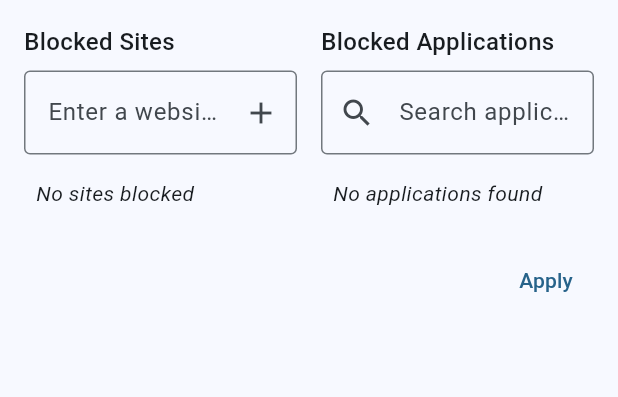
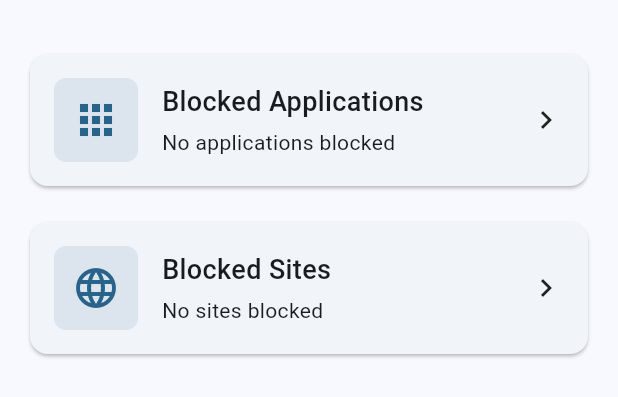
Before and after one commit to feznyng/Routine, a Flutter app: the BlockListPage widget shown alone on an empty page, opened directly with empty values, on a phone screen of 412 x 824 dp. Shown: the top 397 px of the screen. Run offline on Flutter 3.47's test engine with Material 3 defaults, Android fonts, the phone set to English and light mode, and no system bars; our stand-ins replace package_info_plus; missing offline and left inert: cron, launch_at_startup, tray_manager, window_manager; statements that could not run were skipped.

Commit message:
move blocks into separate dialogs

```diff
--- a/lib/widgets/block_list_page.dart
+++ b/lib/widgets/block_list_page.dart
@@ -1,6 +1,6 @@
 import 'package:flutter/material.dart';
-import 'dart:io';
-import 'package:path/path.dart' as path;
+import 'block_apps_dialog.dart';
+import 'block_sites_dialog.dart';
 
 class BlockListPage extends StatefulWidget {
   final List<String> selectedApps;
@@ -21,68 +21,40 @@ class BlockListPage extends StatefulWidget {
 class _BlockListPageState extends State<BlockListPage> {
   late List<String> _selectedApps;
   late List<String> _selectedSites;
-  final TextEditingController _siteController = TextEditingController();
-  List<String> _availableApps = [];
-  bool _isLoadingApps = true;
-  String _appSearchQuery = '';
-  final TextEditingController _appSearchController = TextEditingController();
 
   @override
   void initState() {
     super.initState();
     _selectedApps = List.from(widget.selectedApps);
     _selectedSites = List.from(widget.selectedSites);
-    _loadApplications();
   }
 
-  Future<void> _loadApplications() async {
-    if (!mounted) return;
-    setState(() {
-      _isLoadingApps = true;
-    });
+  Future<void> _openAppsDialog() async {
+    final result = await showDialog<List<String>>(
+      context: context,
+      builder: (context) => BlockAppsDialog(selectedApps: _selectedApps),
+    );
 
-    final List<String> apps = [];
-    final Directory applicationsDir = Directory('/Applications');
-
-    try {
-      await for (final FileSystemEntity entity in applicationsDir.list()) {
-        if (entity.path.endsWith('.app')) {
-          apps.add(entity.path);
-        }
-      }
-
-      // Sort apps alphabetically
-      apps.sort();
-
-      if (!mounted) return;
+    if (result != null) {
       setState(() {
-        _availableApps = apps;
-        _isLoadingApps = false;
+        _selectedApps = result;
       });
-    } catch (e) {
-      debugPrint('Error loading applications: $e');
-      if (!mounted) return;
-      setState(() {
-        _isLoadingApps = false;
-      });
+      widget.onSave(_selectedApps, _selectedSites);
     }
   }
 
-  void _addSite(String site) {
-    if (site.isEmpty) return;
+  Future<void> _openSitesDialog() async {
+    final result = await showDialog<List<String>>(
+      context: context,
+      builder: (context) => BlockSitesDialog(selectedSites: _selectedSites),
+    );
 
-    // Basic URL cleanup
-    site = site.toLowerCase().trim();
-    if (site.startsWith('http://')) site = site.substring(7);
-    if (site.startsWith('https://')) site = site.substring(8);
-    if (site.startsWith('www.')) site = site.substring(4);
-
-    setState(() {
-      if (!_selectedSites.contains(site)) {
-        _selectedSites.add(site);
-      }
-    });
-    _siteController.clear();
+    if (result != null) {
+      setState(() {
+        _selectedSites = result;
+      });
+      widget.onSave(_selectedApps, _selectedSites);
+    }
   }
 
   @override
@@ -92,150 +64,25 @@ class _BlockListPageState extends State<BlockListPage> {
         padding: const EdgeInsets.all(16.0),
         child: Column(
           mainAxisSize: MainAxisSize.min,
-          crossAxisAlignment: CrossAxisAlignment.start,
+          crossAxisAlignment: CrossAxisAlignment.stretch,
           children: [
-            Row(
-              crossAxisAlignment: CrossAxisAlignment.start,
-              children: [
-                // Left side - Sites
-                Expanded(
-                  child: Column(
-                    crossAxisAlignment: CrossAxisAlignment.start,
-                    children: [
-                      const Text(
-                        'Blocked Sites',
-                        style: TextStyle(fontSize: 16, fontWeight: FontWeight.w500),
-                      ),
-                      const SizedBox(height: 8),
-                      TextField(
-                        controller: _siteController,
-                        decoration: InputDecoration(
-                          hintText: 'Enter a website (e.g., facebook.com)',
-                          border: const OutlineInputBorder(),
-                          suffixIcon: IconButton(
-                            icon: const Icon(Icons.add),
-                            onPressed: () => _addSite(_siteController.text),
-                          ),
-                        ),
-                        onSubmitted: _addSite,
-                      ),
-                      const SizedBox(height: 8),
-                      if (_selectedSites.isEmpty)
-                        const Padding(
-                          padding: EdgeInsets.all(8.0),
-                          child: Text('No sites blocked',
-                            style: TextStyle(fontStyle: FontStyle.italic)),
-                        )
-                      else
-                        Container(
-                          constraints: const BoxConstraints(maxHeight: 200),
-                          child: Material(
-                            color: Colors.grey.shade50,
-                            borderRadius: BorderRadius.circular(4),
-                            child: ListView(
-                              padding: const EdgeInsets.all(8),
-                              shrinkWrap: true,
-                              children: _selectedSites.map((site) => Chip(
-                                label: Text(site),
-                                onDeleted: () {
-                                  setState(() {
-                                    _selectedSites.remove(site);
-                                  });
-                                },
-                              )).toList(),
-                            ),
-                          ),
-                        ),
-                    ],
-                  ),
-                ),
-
-                const SizedBox(width: 16),
-
-                // Right side - Apps
-                Expanded(
-                  child: Column(
-                    crossAxisAlignment: CrossAxisAlignment.start,
-                    children: [
-                      const Text(
-                        'Blocked Applications',
-                        style: TextStyle(fontSize: 16, fontWeight: FontWeight.w500),
-                      ),
-                      const SizedBox(height: 8),
-                      TextField(
-                        controller: _appSearchController,
-                        decoration: const InputDecoration(
-                          hintText: 'Search applications...',
-                          border: OutlineInputBorder(),
-                          prefixIcon: Icon(Icons.search),
-                        ),
-                        onChanged: (value) {
-                          setState(() {
-                            _appSearchQuery = value;
-                          });
-                        },
-                      ),
-                      const SizedBox(height: 8),
-                      if (_isLoadingApps)
-                        const Center(child: CircularProgressIndicator())
-                      else if (_availableApps.isEmpty)
-                        const Padding(
-                          padding: EdgeInsets.all(8.0),
-                          child: Text('No applications found',
-                            style: TextStyle(fontStyle: FontStyle.italic)),
-                        )
-                      else
-                        Container(
-                          constraints: const BoxConstraints(maxHeight: 300),
-                          child: Material(
-                            color: Colors.grey.shade50,
-                            borderRadius: BorderRadius.circular(4),
-                            child: ListView.builder(
-                              padding: const EdgeInsets.all(4),
-                              shrinkWrap: true,
-                              itemCount: _availableApps.length,
-                              itemBuilder: (context, index) {
-                                final app = _availableApps[index];
-                                final appName = path.basenameWithoutExtension(app);
-                                if (_appSearchQuery.isNotEmpty &&
-                                    !appName.toLowerCase().contains(_appSearchQuery.toLowerCase())) {
-                                  return const SizedBox.shrink();
-                                }
-
-                                return CheckboxListTile(
-                                  title: Text(appName),
-                                  value: _selectedApps.contains(app),
-                                  onChanged: (bool? value) {
-                                    setState(() {
-                                      if (value == true) {
-                                        _selectedApps.add(app);
-                                      } else {
-                                        _selectedApps.remove(app);
-                                      }
-                                    });
-                                  },
-                                  dense: true,
-                                );
-                              },
-                            ),
-                          ),
-                        ),
-                    ],
-                  ),
-                ),
-              ],
+            const SizedBox(height: 16),
+            _buildBlockButton(
+              title: 'Blocked Applications',
+              subtitle: _selectedApps.isEmpty
+                ? 'No applications blocked'
+                : '${_selectedApps.length} applications blocked',
+              icon: Icons.apps,
+              onPressed: _openAppsDialog,
             ),
             const SizedBox(height: 16),
-            Row(
-              mainAxisAlignment: MainAxisAlignment.end,
-              children: [
-                TextButton(
-                  onPressed: () {
-                    widget.onSave(_selectedApps, _selectedSites);
-                  },
-                  child: const Text('Apply'),
-                ),
-              ],
+            _buildBlockButton(
+              title: 'Blocked Sites',
+              subtitle: _selectedSites.isEmpty
+                ? 'No sites blocked'
+                : '${_selectedSites.length} sites blocked',
+              icon: Icons.language,
+              onPressed: _openSitesDialog,
             ),
           ],
         ),
@@ -243,10 +90,59 @@ class _BlockListPageState extends State<BlockListPage> {
     );
   }
 
-  @override
-  void dispose() {
-    _siteController.dispose();
-    _appSearchController.dispose();
-    super.dispose();
+  Widget _buildBlockButton({
+    required String title,
+    required String subtitle,
+    required IconData icon,
+    required VoidCallback onPressed,
+  }) {
+    return Card(
+      child: InkWell(
+        onTap: onPressed,
+        borderRadius: BorderRadius.circular(12),
+        child: Padding(
+          padding: const EdgeInsets.all(16.0),
+          child: Row(
+            children: [
+              Container(
+                padding: const EdgeInsets.all(12),
+                decoration: BoxDecoration(
+                  color: Theme.of(context).primaryColor.withOpacity(0.1),
+                  borderRadius: BorderRadius.circular(8),
+                ),
+                child: Icon(
+                  icon,
+                  size: 32,
+                  color: Theme.of(context).primaryColor,
+                ),
+              ),
+              const SizedBox(width: 16),
+              Expanded(
+                child: Column(
+                  crossAxisAlignment: CrossAxisAlignment.start,
+                  children: [
+                    Text(
+                      title,
+                      style: const TextStyle(
+                        fontSize: 18,
+                        fontWeight: FontWeight.w500,
+                      ),
+                    ),
+                    const SizedBox(height: 4),
+                    Text(
+                      subtitle,
+                      style: TextStyle(
+                        color: Theme.of(context).textTheme.bodySmall?.color,
+                      ),
+                    ),
+                  ],
+                ),
+              ),
+              const Icon(Icons.chevron_right),
+            ],
+          ),
+        ),
+      ),
+    );
   }
 }
--- a/lib/widgets/routine_dialog.dart
+++ b/lib/widgets/routine_dialog.dart
@@ -176,7 +176,6 @@ class _RoutineDialogState extends State<RoutineDialog> {
                     _selectedApps = apps;
                     _selectedSites = sites;
                     _validateRoutine();
-                    _showBlockList = false;
                   });
                 },
               )
```
Also changed, not shown: lib/widgets/block_apps_dialog.dart (added, +165 -0 lines), lib/widgets/block_sites_dialog.dart (added, +126 -0 lines).
